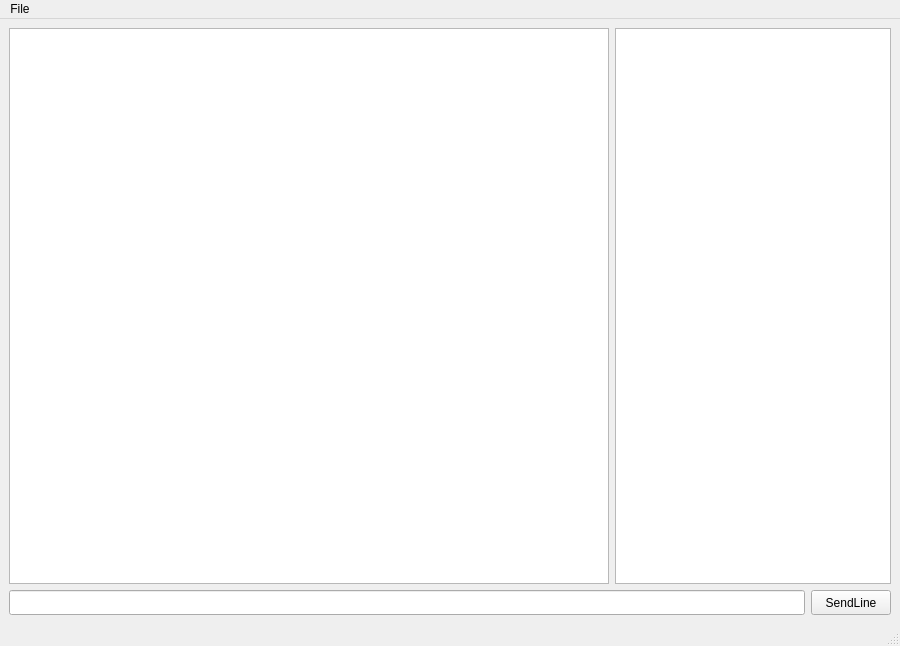
Above: SerialForthGUI/form.ui from TradingSystemDelta/SerialForthIDE before the change. Below: the same form after it.
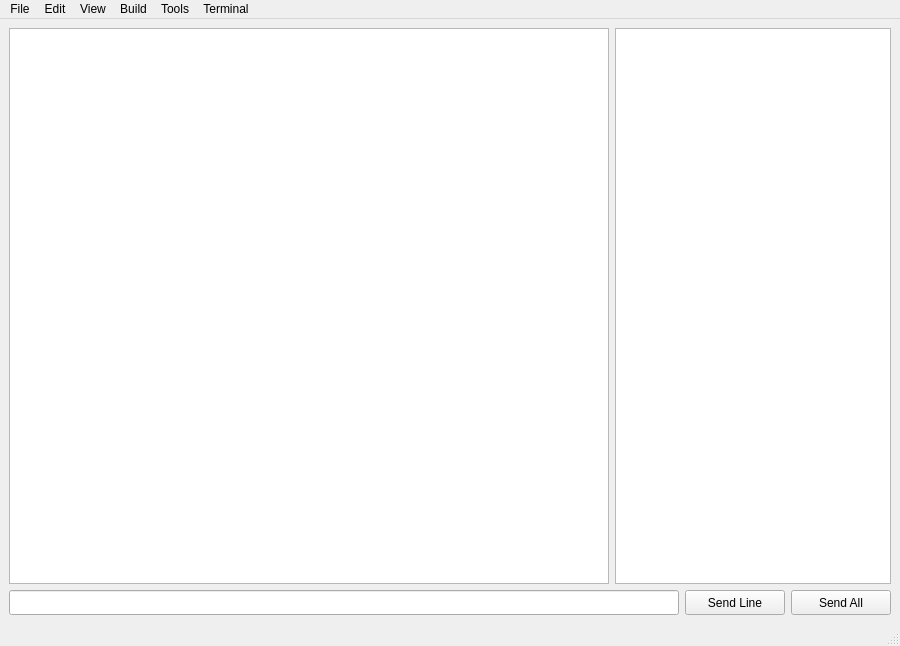
That is the form after the change.

Commit message:
Button Boilerplate
Began adding the methods to trigger on Open File, Save As, Send Line, Send All buttons. Along with methods to trigger when there is a text or cursor update in the
Program Editor

What changed in the file:
```diff
--- a/SerialForthGUI/form.ui
+++ b/SerialForthGUI/form.ui
@@ -88,12 +88,25 @@
        <widget class="QPushButton" name="pushButton">
         <property name="minimumSize">
          <size>
-          <width>75</width>
+          <width>100</width>
           <height>25</height>
          </size>
         </property>
         <property name="text">
-         <string>SendLine</string>
+         <string>Send Line</string>
+        </property>
+       </widget>
+      </item>
+      <item>
+       <widget class="QPushButton" name="SendAll">
+        <property name="minimumSize">
+         <size>
+          <width>100</width>
+          <height>25</height>
+         </size>
+        </property>
+        <property name="text">
+         <string>Send All</string>
         </property>
        </widget>
       </item>
@@ -115,8 +128,40 @@
      <string>File</string>
     </property>
     <addaction name="actionOpen"/>
+    <addaction name="actionSave"/>
+    <addaction name="actionSave_As"/>
+   </widget>
+   <widget class="QMenu" name="menuEdit">
+    <property name="title">
+     <string>Edit</string>
+    </property>
+   </widget>
+   <widget class="QMenu" name="menuView">
+    <property name="title">
+     <string>View</string>
+    </property>
+   </widget>
+   <widget class="QMenu" name="menuBuild">
+    <property name="title">
+     <string>Build</string>
+    </property>
+   </widget>
+   <widget class="QMenu" name="menuTools">
+    <property name="title">
+     <string>Tools</string>
+    </property>
+   </widget>
+   <widget class="QMenu" name="menuTerminal">
+    <property name="title">
+     <string>Terminal</string>
+    </property>
    </widget>
    <addaction name="menuFile"/>
+   <addaction name="menuEdit"/>
+   <addaction name="menuView"/>
+   <addaction name="menuBuild"/>
+   <addaction name="menuTools"/>
+   <addaction name="menuTerminal"/>
   </widget>
   <widget class="QStatusBar" name="statusBar"/>
   <action name="actionOpen">
```
Left out of the diff: 32 changed lines with no effect on the pictures. The commit also changes 3 other files.
